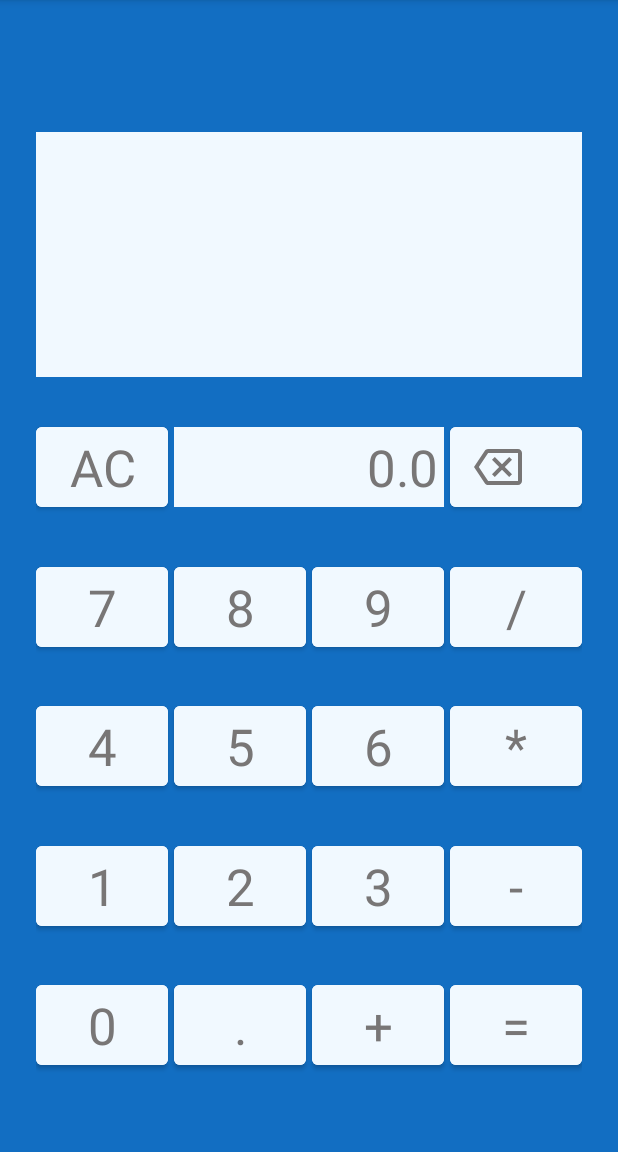
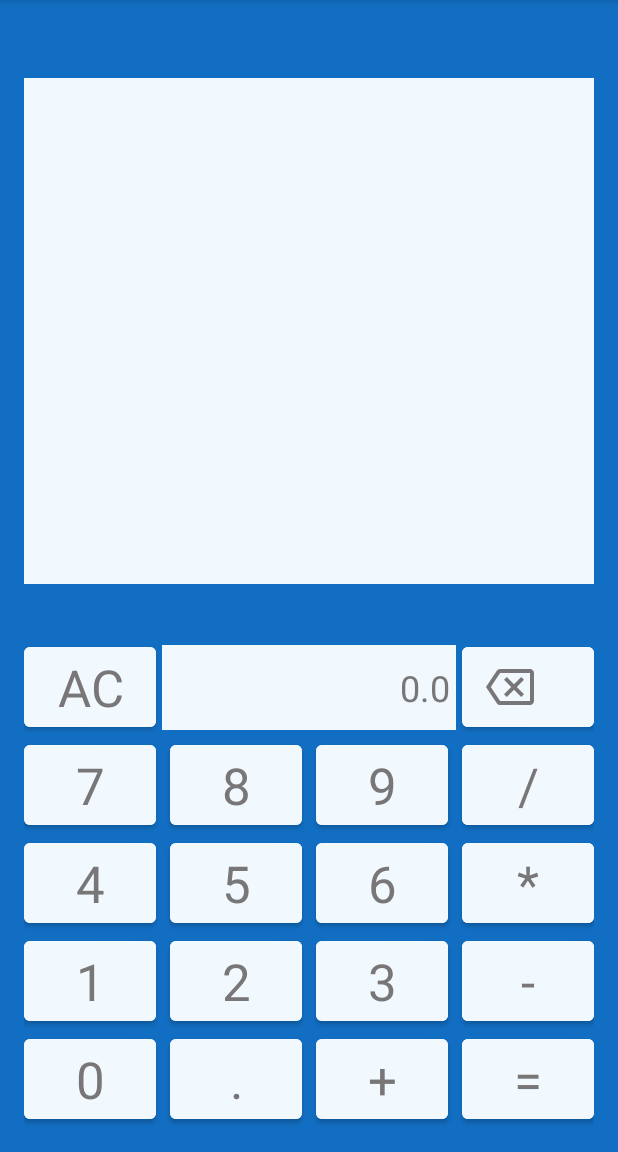
Before and after one commit to leknesh/Calculator, an Android app: the screen it shows after launch (MainActivity), on a phone screen of 412 x 824 dp, the part 84-1236 px from its top. Run offline under Robolectric (Android 15) with nearby library versions, the phone set to English and light mode, and no system bars.

Commit message:
Minor layout adjustments. Added screenshot to README.md

```diff
--- a/app/src/main/java/com/hle/calculator/View/MainFragment.java
+++ b/app/src/main/java/com/hle/calculator/View/MainFragment.java
@@ -199,7 +199,6 @@ public class MainFragment extends Fragment implements MaterialButton.OnCheckedCh
     @Override
     public void onSaveInstanceState(@NonNull Bundle outState) {
         super.onSaveInstanceState(outState);
-        //supportMapFragment.onSaveInstanceState(outState);
         outState.putString(HISTORY_STRING, historyString);
         outState.putString(RESULT_STRING, resultString);
     }
--- a/app/src/main/res/layout-land/main_fragment.xml
+++ b/app/src/main/res/layout-land/main_fragment.xml
@@ -19,6 +19,7 @@
         android:textColor="@color/primaryTextColor"
         android:background="@color/textBackgroundColor"
         android:textAppearance="@style/TextAppearance.AppCompat.Display1"
+        android:textSize="24sp"
         android:minLines="4"
         android:inputType="none"
         app:layout_constraintTop_toTopOf="@id/seven_btn"
@@ -44,11 +45,14 @@
         android:layout_height="wrap_content"
         android:layout_width="0dp"
         android:layout_marginHorizontal="4dp"
-        android:padding="4dp"
+        android:paddingVertical="10dp"
+        android:paddingHorizontal="4dp"
         android:textAlignment="viewEnd"
         android:background="@color/textBackgroundColor"
         android:textColor="@color/primaryTextColor"
         android:inputType="none"
+        android:maxLines="1"
+        android:textSize="24sp"
         android:textAppearance="@style/TextAppearance.AppCompat.Display1"
         app:layout_constraintStart_toEndOf="@id/reset_btn"
         app:layout_constraintEnd_toStartOf="@id/back_btn"
--- a/app/src/main/res/layout/main_fragment.xml
+++ b/app/src/main/res/layout/main_fragment.xml
@@ -6,23 +6,24 @@
     android:layout_width="match_parent"
     android:layout_height="match_parent"
     tools:context=".View.MainFragment"
-    android:padding="24dp"
+    android:padding="16dp"
     android:background="@color/backgroundColor">
 
     <TextView
         android:id="@+id/input_history_tv"
-        android:layout_height="wrap_content"
+        android:layout_height="0dp"
         android:layout_width="match_parent"
-        android:layout_marginTop="36dp"
+        android:layout_marginVertical="36dp"
         android:textAlignment="viewEnd"
         android:scrollbars="vertical"
+        android:textSize="24sp"
         android:textColor="@color/primaryTextColor"
         app:layout_constraintTop_toTopOf="parent"
         app:layout_constraintStart_toEndOf="@id/reset_btn"
         app:layout_constraintBottom_toTopOf="@id/reset_btn"
         android:background="@color/textBackgroundColor"
         android:textAppearance="@style/TextAppearance.AppCompat.Display1"
-        android:minLines="4"
+        android:minLines="6"
         android:inputType="none"/>
 
     <com.google.android.material.button.MaterialButton
@@ -43,11 +44,14 @@
         android:layout_height="wrap_content"
         android:layout_width="0dp"
         android:layout_marginHorizontal="4dp"
-        android:padding="4dp"
+        android:paddingHorizontal="4dp"
+        android:paddingVertical="12dp"
         android:textAlignment="viewEnd"
         android:background="@color/textBackgroundColor"
         android:textColor="@color/primaryTextColor"
         android:inputType="none"
+        android:maxLines="1"
+        android:textSize="24sp"
         android:textAppearance="@style/TextAppearance.AppCompat.Display1"
         app:layout_constraintStart_toEndOf="@id/reset_btn"
         app:layout_constraintEnd_toStartOf="@id/back_btn"
@@ -91,6 +95,7 @@
         android:backgroundTint="@color/textBackgroundColor"
         android:textColor="@color/primaryTextColor"
         android:checkable="true"
+        android:layout_marginHorizontal="4dp"
         android:text="8"
         android:textAppearance="@style/TextAppearance.AppCompat.Display1"
         app:layout_constraintStart_toEndOf="@id/seven_btn"
@@ -102,6 +107,7 @@
         android:id="@+id/nine_btn"
         android:layout_width="wrap_content"
         android:layout_height="wrap_content"
+        android:layout_marginEnd="4dp"
         android:backgroundTint="@color/textBackgroundColor"
         android:textColor="@color/primaryTextColor"
         android:checkable="true"
@@ -142,6 +148,7 @@
         android:id="@+id/five_btn"
         android:layout_width="wrap_content"
         android:layout_height="wrap_content"
+        android:layout_marginHorizontal="4dp"
         android:backgroundTint="@color/textBackgroundColor"
         android:textColor="@color/primaryTextColor"
         android:checkable="true"
@@ -156,6 +163,7 @@
         android:id="@+id/six_btn"
         android:layout_width="wrap_content"
         android:layout_height="wrap_content"
+        android:layout_marginEnd="4dp"
         android:backgroundTint="@color/textBackgroundColor"
         android:textColor="@color/primaryTextColor"
         android:checkable="true"
@@ -196,6 +204,7 @@
         android:id="@+id/two_btn"
         android:layout_width="wrap_content"
         android:layout_height="wrap_content"
+        android:layout_marginHorizontal="4dp"
         android:backgroundTint="@color/textBackgroundColor"
         android:textColor="@color/primaryTextColor"
         android:checkable="true"
@@ -211,6 +220,7 @@
         android:id="@+id/three_btn"
         android:layout_width="wrap_content"
         android:layout_height="wrap_content"
+        android:layout_marginEnd="4dp"
         android:backgroundTint="@color/textBackgroundColor"
         android:textColor="@color/primaryTextColor"
         android:checkable="true"
@@ -251,6 +261,7 @@
         android:id="@+id/comma_btn"
         android:layout_width="wrap_content"
         android:layout_height="wrap_content"
+        android:layout_marginHorizontal="4dp"
         android:backgroundTint="@color/textBackgroundColor"
         android:textColor="@color/primaryTextColor"
         android:checkable="true"
@@ -265,6 +276,7 @@
         android:id="@+id/plus_btn"
         android:layout_width="wrap_content"
         android:layout_height="wrap_content"
+        android:layout_marginEnd="4dp"
         android:backgroundTint="@color/textBackgroundColor"
         android:textColor="@color/primaryTextColor"
         android:checkable="true"
```
Also changed, not shown: 1 other file.
